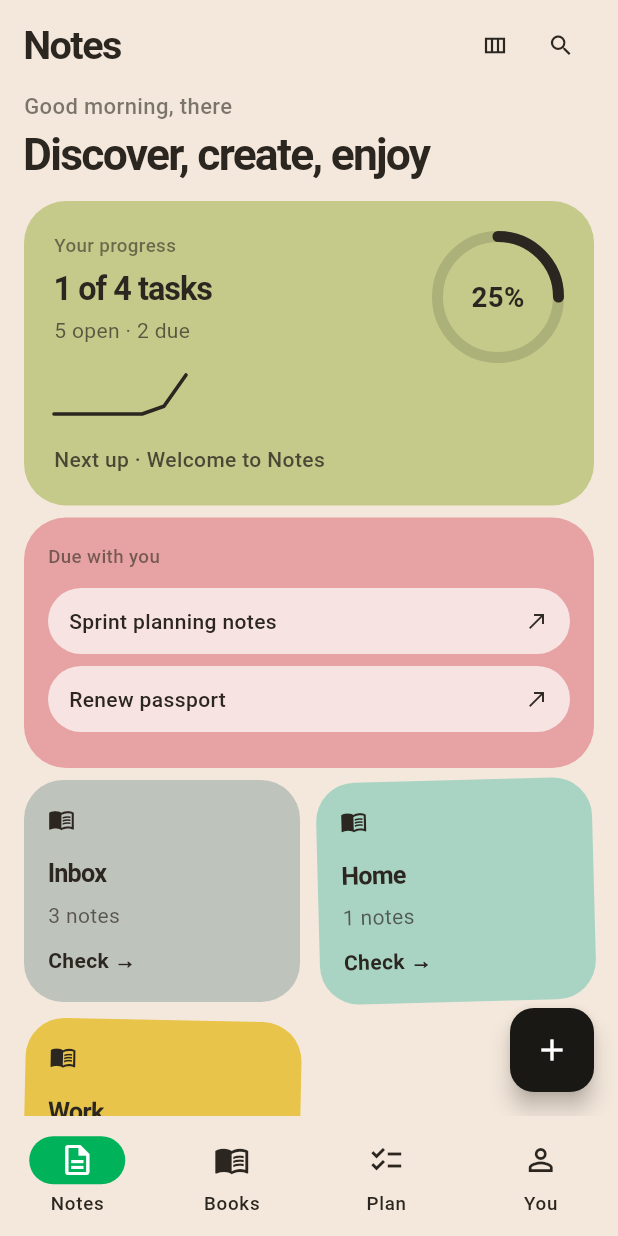
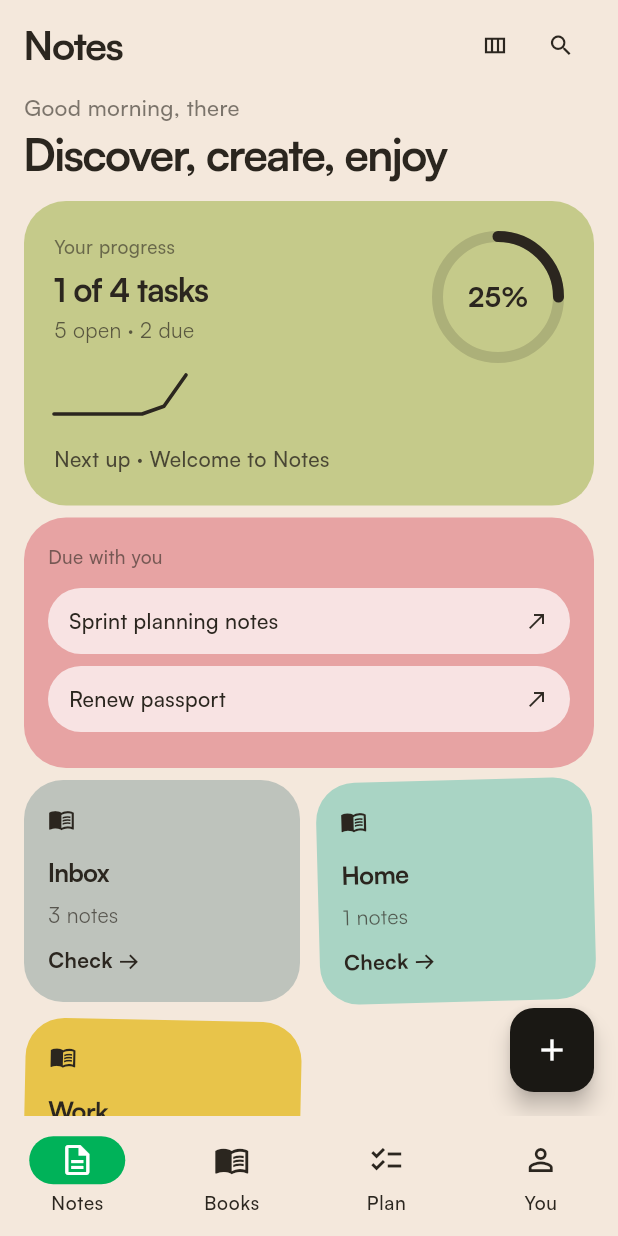
Before and after one commit to Utkarsh450/Nextapp2, a Flutter app: the screen it shows after launch, after a tap on the "grid view" icon, on a phone screen of 412 x 824 dp. Run offline on Flutter 3.47's test engine with Material 3 defaults, Android fonts, the phone set to English and light mode, and no system bars; our stand-ins replace drift, drift_flutter, file_picker, flutter_image_compress, flutter_riverpod, go_router and 3 more; accounts and stored records are empty; generated files the repository leaves out were written again.

Commit message:
Fix notes grid spacing and register the real Satoshi font
Fixes a real, previously-missed visual bug reported as the notes list
looking "too compressed": app/globals.css's .notes-grid column-gap and
.note-card margin-bottom are both 0.95rem (15.2px), a value outside the
app's 4px spacing scale (docs/design-system.md §3) — the masonry/list
grid had been using AppSpacing.sm (8px) as a stand-in instead, nearly
half the source's actual card spacing. notes_list_screen.dart now uses
the source's real 15.2px gap (both masonry and even-grid layouts), and
its horizontal padding switched from AppSpacing.lg (16px) to the
source's own px-3.5 (14px) for the same reason. Note card internals
(18.4px padding, font sizes, internal row gaps) were already correct on
comparison against NoteCard.tsx — this was specifically a grid-gap gap.

Also registered the real Satoshi font instead of falling back to the
platform default: the source only ships Satoshi as .woff2, which Flutter
can't load, so app_text_theme.dart's family name resolved through to
Arial/Helvetica everywhere. Decompressed the same .woff2 files to .ttf
(fonttools ttLib.woff2 decompress — same license, same glyphs, just a
container Flutter can load) under assets/fonts/ and registered them in
pubspec.yaml's fonts: block. This affects every screen, not just notes.

Verified: flutter analyze clean, all 84 tests still passing, a real
flutter build apk --debug succeeded, and confirmed the four Satoshi .ttf
files are actually bundled into the built APK.

Co-Authored-By: Claude Sonnet 5 <noreply@anthropic.com>
Claude-Session: https://claude.ai/code/session_011nHGkQFQ4uahyHNDko8hT1

```diff
--- a/flutter/lib/features/notes/presentation/notes_list_screen.dart
+++ b/flutter/lib/features/notes/presentation/notes_list_screen.dart
@@ -347,13 +347,22 @@ class const _NotesEmptyState({required final NoteFilter filterKey})
 
 class const _NotesResultsSliver({required final List<Note> shown})
     extends ConsumerWidget {
+  /// `.notes-grid`'s `column-gap`/`.note-card`'s `margin-bottom` in
+  /// `app/globals.css` — both `0.95rem`. This is a real, previously-missed
+  /// gap: it isn't part of the app's 4px spacing scale
+  /// (`docs/design-system.md` §3), so the grid was using `AppSpacing.sm`
+  /// (8px) as a stand-in — nearly half the source's actual card spacing,
+  /// which read as visibly more cramped than intended.
+  static const double _cardGap = 15.2;
+
   @override
   Widget build(BuildContext context, WidgetRef ref) {
-    final spacing = Theme.of(context).extension<AppSpacing>()!;
     final layout = ref.watch(noteBoardLayoutControllerProvider);
     final controller = ref.read(notesControllerProvider.notifier);
-    final padding = EdgeInsets.symmetric(horizontal: spacing.lg)
-        .copyWith(bottom: spacing.xxl);
+    // `NotesGrid.tsx`'s `px-3.5` (14px), not the generic `AppSpacing.lg`
+    // (16px) — close, but this screen's horizontal padding has its own
+    // source-specified value.
+    const padding = EdgeInsets.fromLTRB(14, 0, 14, 24);
 
     Widget buildCard(BuildContext context, int index) {
       final note = shown[index];
@@ -381,15 +390,15 @@ class const _NotesResultsSliver({required final List<Note> shown})
       sliver: layout == NoteBoardLayout.masonry
           ? SliverMasonryGrid.count(
               crossAxisCount: 2,
-              mainAxisSpacing: spacing.sm,
-              crossAxisSpacing: spacing.sm,
+              mainAxisSpacing: _cardGap,
+              crossAxisSpacing: _cardGap,
               childCount: shown.length,
               itemBuilder: buildCard,
             )
           : SliverList(
               delegate: SliverChildBuilderDelegate(
                 (context, index) => index.isOdd
-                    ? SizedBox(height: spacing.sm)
+                    ? const SizedBox(height: _cardGap)
                     : buildCard(context, index ~/ 2),
                 childCount: shown.isEmpty ? 0 : shown.length * 2 - 1,
               ),
```
Also changed, not shown: flutter/lib/core/theme/app_text_theme.dart (+6 -11 lines), flutter/pubspec.yaml (+15 -13 lines), flutter/assets/fonts/Satoshi-400.ttf (added), flutter/assets/fonts/Satoshi-500.ttf (added), flutter/assets/fonts/Satoshi-700.ttf (added), flutter/assets/fonts/Satoshi-900.ttf (added).
